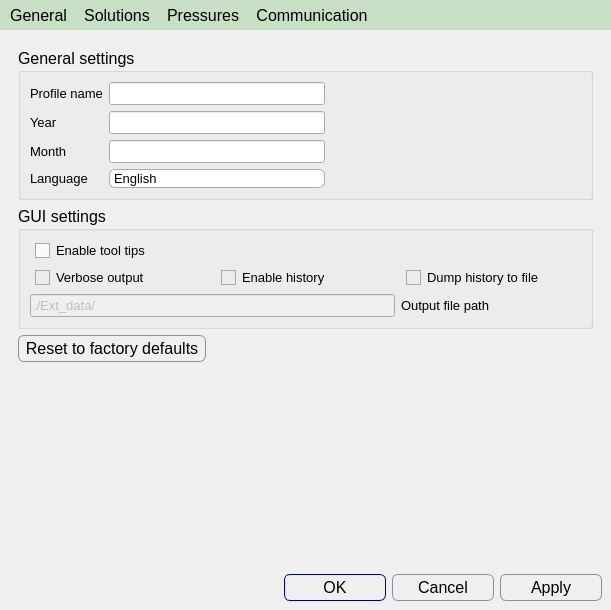
Before: the Qt Designer form apps/Lab-on-a-tip/tools.ui in bellonemauro/Labonatip2.0, drawn with Qt 5.
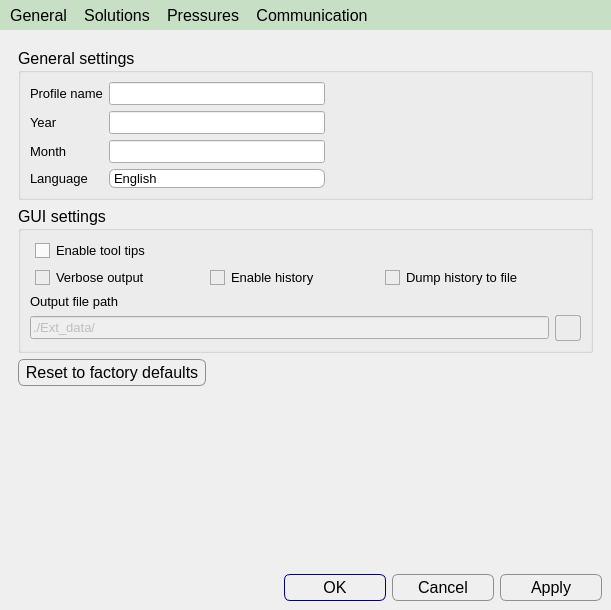
After: the same form once the commit is applied. Icons and pictures are not drawn.

Commit message: added check for history size up to 10MB

What changed in the file:
```diff
--- a/apps/Lab-on-a-tip/tools.ui
+++ b/apps/Lab-on-a-tip/tools.ui
@@ -224,19 +224,19 @@
           <property name="title">
            <string>GUI settings</string>
           </property>
-          <layout class="QGridLayout" name="gridLayout_11">
-           <item row="1" column="0">
-            <widget class="QCheckBox" name="checkBox_verboseOut">
+          <layout class="QGridLayout" name="gridLayout_10">
+           <item row="2" column="0">
+            <widget class="QLabel" name="label_8">
              <property name="font">
               <font>
                <pointsize>10</pointsize>
               </font>
              </property>
              <property name="text">
-              <string>Verbose output</string>
+              <string>Output file path</string>
              </property>
-             <property name="checked">
-              <bool>true</bool>
+             <property name="alignment">
+              <set>Qt::AlignLeading|Qt::AlignLeft|Qt::AlignVCenter</set>
              </property>
             </widget>
            </item>
@@ -258,6 +258,27 @@
              </property>
             </widget>
            </item>
+           <item row="1" column="0">
+            <widget class="QCheckBox" name="checkBox_verboseOut">
+             <property name="maximumSize">
+              <size>
+               <width>16777215</width>
+               <height>16777215</height>
+              </size>
+             </property>
+             <property name="font">
+              <font>
+               <pointsize>10</pointsize>
+              </font>
+             </property>
+             <property name="text">
+              <string>Verbose output</string>
+             </property>
+             <property name="checked">
+              <bool>true</bool>
+             </property>
+            </widget>
+           </item>
            <item row="0" column="0">
             <widget class="QCheckBox" name="checkBox_enableToolTips">
              <property name="font">
@@ -285,19 +306,56 @@
              </property>
             </widget>
            </item>
-           <item row="2" column="2">
-            <widget class="QLabel" name="label_8">
-             <property name="font">
-              <font>
-               <pointsize>10</pointsize>
-              </font>
+           <item row="3" column="3">
+            <widget class="QPushButton" name="pushButton_openFolder">
+             <property name="maximumSize">
+              <size>
+               <width>26</width>
+               <height>26</height>
+              </size>
+             </property>
+             <property name="styleSheet">
+              <string notr="true"> QPushButton {
+     border: 1px solid #aaaaaa;
+     border-radius: 3px;
+     width: 25px;
+     height: 25px;
+     font-size: 16px;
+     background-color: qlineargradient(x1: 0, y1: 0, x2: 0, y2: 1,
+                                       stop: 0 #f6f7fa, stop: 1 #dadbde);
+
+ }
+
+ QPushButton:focus:pressed {
+     background-color: qlineargradient(x1: 0, y1: 0, x2: 0, y2: 1,
+                                       stop: 0 #F0FFF0, stop: 1 #f6f7fa);
+ }
+
+ QPushButton:hover {
+     background-color: qlineargradient(x1: 0, y1: 0, x2: 0, y2: 1,
+                                       stop: 0 #f6f7fa, stop: 1 #F0FFF0);
+ }
+
+QPushButton:disabled{ background-color: #CCCCCC; }
+
+ QPushButton:flat {
+     border: none; /* no border for a flat push button */
+ }
+
+ QPushButton:default {
+     border-color: navy; /* make the default button prominent */
+ }</string>
              </property>
              <property name="text">
-              <string>Output file path</string>
+              <string/>
+             </property>
+             <property name="icon">
+              <iconset resource="resources.qrc">
+               <normaloff>:/icons/open.png</normaloff>:/icons/open.png</iconset>
              </property>
             </widget>
            </item>
-           <item row="2" column="0" colspan="2">
+           <item row="3" column="0" colspan="3">
             <widget class="QLineEdit" name="lineEdit_msg_out_file_path">
              <property name="enabled">
               <bool>false</bool>
```
The commit also changes 6 other files.
